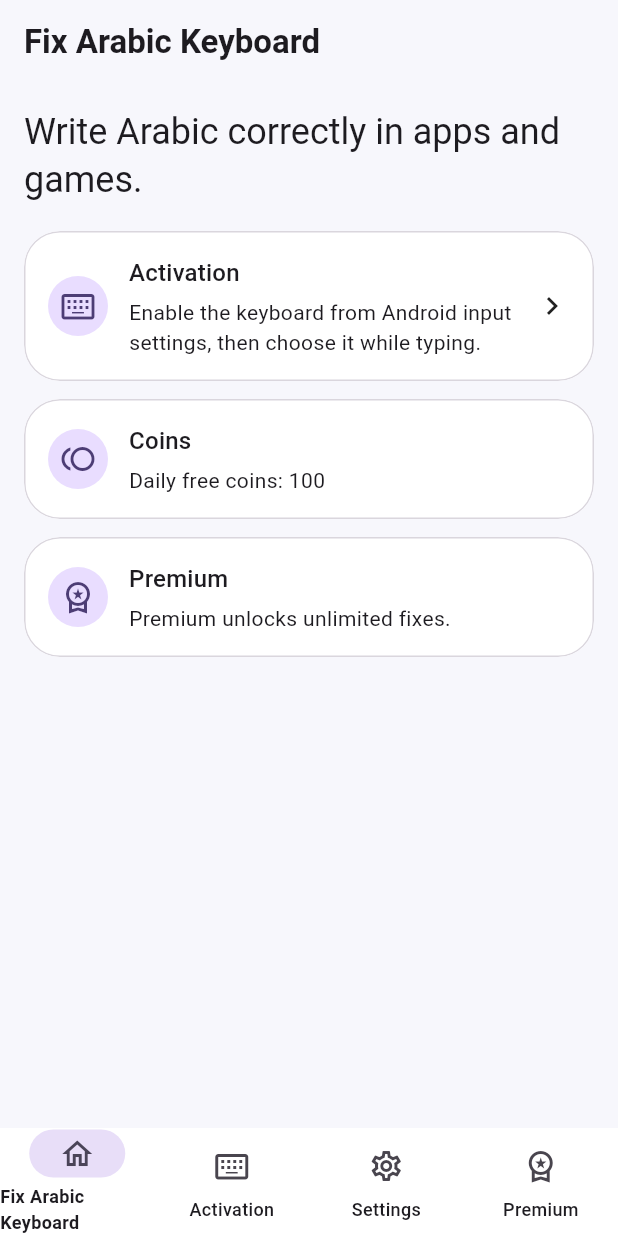
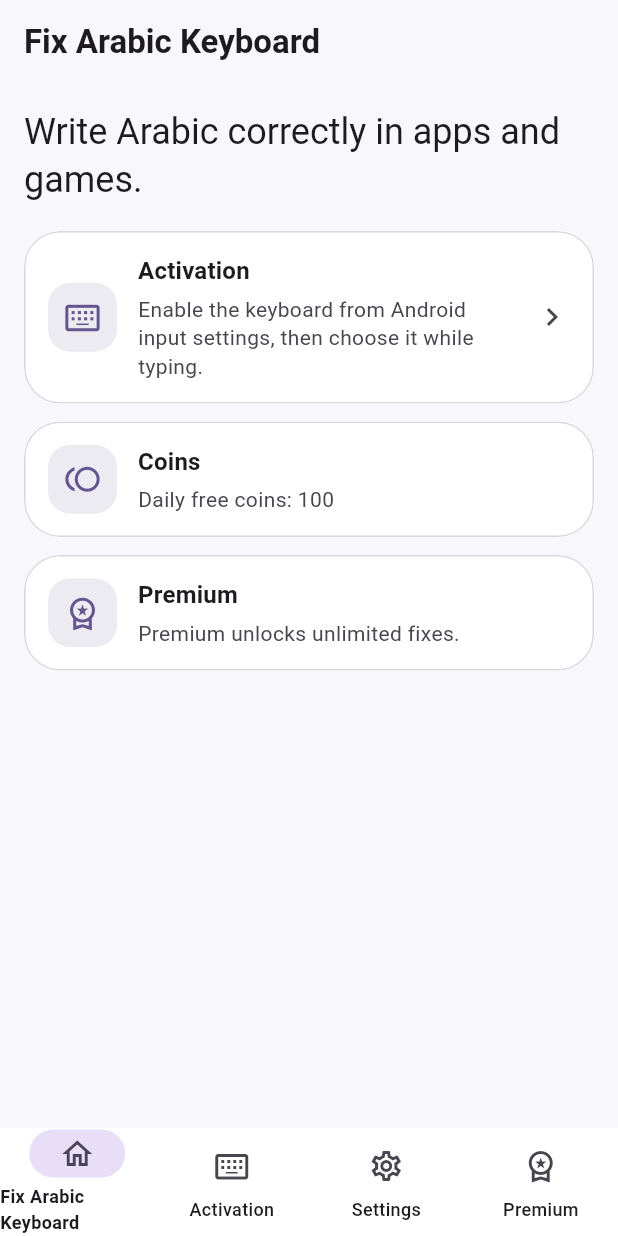
Before and after one commit to nickolaylo/fixarabickeyboard, a Flutter app: the screen it shows after launch, on a phone screen of 412 x 824 dp. Run offline on Flutter 3.47's test engine with Material 3 defaults, Android fonts, the phone set to English and light mode, and no system bars.

Commit message:
Refine reusable settings cards

```diff
--- a/lib/shared/widgets/app_section_card.dart
+++ b/lib/shared/widgets/app_section_card.dart
@@ -8,6 +8,7 @@ class AppSectionCard extends StatelessWidget {
     required this.body,
     this.trailing,
     this.onTap,
+    this.accent,
   });
 
   final IconData icon;
@@ -15,35 +16,62 @@ class AppSectionCard extends StatelessWidget {
   final String body;
   final Widget? trailing;
   final VoidCallback? onTap;
+  final Color? accent;
 
   @override
   Widget build(BuildContext context) {
-    final colors = Theme.of(context).colorScheme;
+    final theme = Theme.of(context);
+    final colors = theme.colorScheme;
+    final iconColor = accent ?? colors.primary;
+
     return Card(
       clipBehavior: Clip.antiAlias,
       child: InkWell(
         onTap: onTap,
         child: Padding(
-          padding: const EdgeInsets.all(16),
+          padding: const EdgeInsets.symmetric(horizontal: 16, vertical: 15),
           child: Row(
+            crossAxisAlignment: CrossAxisAlignment.center,
             children: [
-              CircleAvatar(
-                backgroundColor: colors.primaryContainer,
-                foregroundColor: colors.onPrimaryContainer,
-                child: Icon(icon),
+              Container(
+                width: 46,
+                height: 46,
+                decoration: BoxDecoration(
+                  color: iconColor.withValues(alpha: 0.12),
+                  borderRadius: BorderRadius.circular(15),
+                ),
+                alignment: Alignment.center,
+                child: Icon(icon, color: iconColor, size: 25),
               ),
               const SizedBox(width: 14),
               Expanded(
                 child: Column(
                   crossAxisAlignment: CrossAxisAlignment.start,
                   children: [
-                    Text(title, style: Theme.of(context).textTheme.titleMedium),
+                    Text(
+                      title,
+                      style: theme.textTheme.titleMedium?.copyWith(
+                        fontWeight: FontWeight.w700,
+                      ),
+                    ),
                     const SizedBox(height: 4),
-                    Text(body, style: Theme.of(context).textTheme.bodyMedium),
+                    Text(
+                      body,
+                      style: theme.textTheme.bodyMedium?.copyWith(
+                        color: colors.onSurfaceVariant,
+                        height: 1.35,
+                      ),
+                    ),
                   ],
                 ),
               ),
-              if (trailing != null) ...[const SizedBox(width: 12), trailing!],
+              if (trailing != null) ...[
+                const SizedBox(width: 12),
+                IconTheme(
+                  data: IconThemeData(color: colors.onSurfaceVariant),
+                  child: trailing!,
+                ),
+              ],
             ],
           ),
         ),
```
